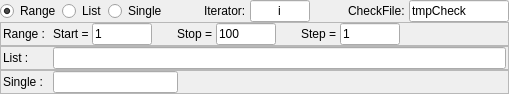
Qt form appli/grapher/gui/src/wgLoop.ui (snaress/studio) before a commit.
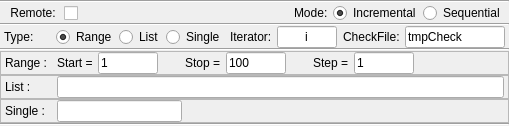
The same form after that commit.

Commit message: Grapher: Add loop commands and compilation

Diff of the .ui file:
```diff
--- a/appli/grapher/gui/src/wgLoop.ui
+++ b/appli/grapher/gui/src/wgLoop.ui
@@ -7,7 +7,7 @@
     <x>0</x>
     <y>0</y>
     <width>509</width>
-    <height>88</height>
+    <height>122</height>
    </rect>
   </property>
   <property name="sizePolicy">
@@ -26,144 +26,23 @@
    <property name="spacing">
     <number>0</number>
    </property>
-   <item row="0" column="0">
-    <layout class="QHBoxLayout" name="hlLoopOption">
-     <property name="spacing">
-      <number>1</number>
-     </property>
-     <item>
-      <widget class="QRadioButton" name="rbLoopRange">
-       <property name="text">
-        <string>Range</string>
-       </property>
-       <property name="checked">
-        <bool>true</bool>
-       </property>
-       <attribute name="buttonGroup">
-        <string notr="true">bgLoopMode</string>
-       </attribute>
-      </widget>
-     </item>
-     <item>
-      <widget class="QRadioButton" name="rbLoopList">
-       <property name="text">
-        <string>List</string>
-       </property>
-       <attribute name="buttonGroup">
-        <string notr="true">bgLoopMode</string>
-       </attribute>
-      </widget>
-     </item>
-     <item>
-      <widget class="QRadioButton" name="rbLoopSingle">
-       <property name="text">
-        <string>Single</string>
-       </property>
-       <attribute name="buttonGroup">
-        <string notr="true">bgLoopMode</string>
-       </attribute>
-      </widget>
-     </item>
-     <item>
-      <spacer name="horizontalSpacer_11">
-       <property name="orientation">
-        <enum>Qt::Horizontal</enum>
-       </property>
-       <property name="sizeHint" stdset="0">
-        <size>
-         <width>40</width>
-         <height>20</height>
-        </size>
-       </property>
-      </spacer>
-     </item>
-     <item>
-      <widget class="QLabel" name="lLoopIter">
-       <property name="text">
-        <string>Iterator: </string>
-       </property>
-      </widget>
-     </item>
-     <item>
-      <widget class="QLineEdit" name="leLoopIter">
-       <property name="minimumSize">
-        <size>
-         <width>60</width>
-         <height>0</height>
-        </size>
-       </property>
-       <property name="maximumSize">
-        <size>
-         <width>60</width>
-         <height>16777215</height>
-        </size>
-       </property>
-       <property name="text">
-        <string>i</string>
-       </property>
-       <property name="alignment">
-        <set>Qt::AlignCenter</set>
-       </property>
-      </widget>
-     </item>
-     <item>
-      <spacer name="horizontalSpacer_6">
-       <property name="orientation">
-        <enum>Qt::Horizontal</enum>
-       </property>
-       <property name="sizeHint" stdset="0">
-        <size>
-         <width>40</width>
-         <height>20</height>
-        </size>
-       </property>
-      </spacer>
-     </item>
-     <item>
-      <widget class="QLabel" name="lLoopCheckFile">
-       <property name="text">
-        <string>CheckFile: </string>
-       </property>
-      </widget>
-     </item>
-     <item>
-      <widget class="QLineEdit" name="leLoopCheckFile">
-       <property name="minimumSize">
-        <size>
-         <width>100</width>
-         <height>0</height>
-        </size>
-       </property>
-       <property name="maximumSize">
-        <size>
-         <width>100</width>
-         <height>16777215</height>
-        </size>
-       </property>
-       <property name="text">
-        <string>tmpCheck</string>
-       </property>
-      </widget>
-     </item>
-    </layout>
-   </item>
-   <item row="3" column="0">
+   <item row="7" column="0">
     <widget class="QFrame" name="qfLoopSingle">
      <property name="frameShape">
       <enum>QFrame::StyledPanel</enum>
      </property>
      <layout class="QHBoxLayout" name="horizontalLayout_9">
       <property name="spacing">
-       <number>0</number>
+       <number>2</number>
       </property>
       <property name="leftMargin">
-       <number>2</number>
+       <number>4</number>
       </property>
       <property name="topMargin">
        <number>0</number>
       </property>
       <property name="rightMargin">
-       <number>2</number>
+       <number>4</number>
       </property>
       <property name="bottomMargin">
        <number>0</number>
@@ -207,23 +86,23 @@
      </layout>
     </widget>
    </item>
-   <item row="1" column="0">
+   <item row="5" column="0">
     <widget class="QFrame" name="qfLoopRange">
      <property name="frameShape">
       <enum>QFrame::StyledPanel</enum>
      </property>
      <layout class="QHBoxLayout" name="horizontalLayout_7">
       <property name="spacing">
-       <number>0</number>
+       <number>2</number>
       </property>
       <property name="leftMargin">
-       <number>2</number>
+       <number>4</number>
       </property>
       <property name="topMargin">
        <number>0</number>
       </property>
       <property name="rightMargin">
-       <number>2</number>
+       <number>4</number>
       </property>
       <property name="bottomMargin">
        <number>0</number>
@@ -367,23 +246,23 @@
      </layout>
     </widget>
    </item>
-   <item row="2" column="0">
+   <item row="6" column="0">
     <widget class="QFrame" name="qfLoopList">
      <property name="frameShape">
       <enum>QFrame::StyledPanel</enum>
      </property>
      <layout class="QHBoxLayout" name="horizontalLayout_8">
       <property name="spacing">
-       <number>0</number>
+       <number>2</number>
       </property>
       <property name="leftMargin">
-       <number>2</number>
+       <number>4</number>
       </property>
       <property name="topMargin">
        <number>0</number>
       </property>
       <property name="rightMargin">
-       <number>2</number>
+       <number>4</number>
       </property>
       <property name="bottomMargin">
        <number>0</number>
@@ -407,6 +286,240 @@
      </layout>
     </widget>
    </item>
+   <item row="1" column="0">
+    <layout class="QHBoxLayout" name="hlLoopMode">
+     <property name="spacing">
+      <number>2</number>
+     </property>
+     <property name="leftMargin">
+      <number>4</number>
+     </property>
+     <property name="rightMargin">
+      <number>4</number>
+     </property>
+     <item>
+      <widget class="QCheckBox" name="cbRemote">
+       <property name="layoutDirection">
+        <enum>Qt::RightToLeft</enum>
+       </property>
+       <property name="text">
+        <string>Remote: </string>
+       </property>
+      </widget>
+     </item>
+     <item>
+      <spacer name="horizontalSpacer_2">
+       <property name="orientation">
+        <enum>Qt::Horizontal</enum>
+       </property>
+       <property name="sizeHint" stdset="0">
+        <size>
+         <width>40</width>
+         <height>20</height>
+        </size>
+       </property>
+      </spacer>
+     </item>
+     <item>
+      <widget class="QLabel" name="lMode">
+       <property name="text">
+        <string>Mode: </string>
+       </property>
+      </widget>
+     </item>
+     <item>
+      <widget class="QRadioButton" name="rbIncremental">
+       <property name="text">
+        <string>Incremental</string>
+       </property>
+       <property name="checked">
+        <bool>true</bool>
+       </property>
+       <attribute name="buttonGroup">
+        <string notr="true">bgLoopMode</string>
+       </attribute>
+      </widget>
+     </item>
+     <item>
+      <widget class="QRadioButton" name="rbSequential">
+       <property name="text">
+        <string>Sequential</string>
+       </property>
+       <attribute name="buttonGroup">
+        <string notr="true">bgLoopMode</string>
+       </attribute>
+      </widget>
+     </item>
+    </layout>
+   </item>
+   <item row="2" column="0">
+    <widget class="Line" name="line_2">
+     <property name="orientation">
+      <enum>Qt::Horizontal</enum>
+     </property>
+    </widget>
+   </item>
+   <item row="8" column="0">
+    <widget class="Line" name="line_3">
+     <property name="orientation">
+      <enum>Qt::Horizontal</enum>
+     </property>
+    </widget>
+   </item>
+   <item row="0" column="0">
+    <widget class="Line" name="line">
+     <property name="orientation">
+      <enum>Qt::Horizontal</enum>
+     </property>
+    </widget>
+   </item>
+   <item row="3" column="0">
+    <layout class="QHBoxLayout" name="hlLoopOption">
+     <property name="spacing">
+      <number>2</number>
+     </property>
+     <property name="leftMargin">
+      <number>4</number>
+     </property>
+     <property name="rightMargin">
+      <number>4</number>
+     </property>
+     <item>
+      <widget class="QLabel" name="lType">
+       <property name="minimumSize">
+        <size>
+         <width>50</width>
+         <height>0</height>
+        </size>
+       </property>
+       <property name="text">
+        <string>Type: </string>
+       </property>
+      </widget>
+     </item>
+     <item>
+      <widget class="QRadioButton" name="rbLoopRange">
+       <property name="text">
+        <string>Range</string>
+       </property>
+       <property name="checked">
+        <bool>true</bool>
+       </property>
+       <attribute name="buttonGroup">
+        <string notr="true">bgLoopType</string>
+       </attribute>
+      </widget>
+     </item>
+     <item>
+      <widget class="QRadioButton" name="rbLoopList">
+       <property name="text">
+        <string>List</string>
+       </property>
+       <attribute name="buttonGroup">
+        <string notr="true">bgLoopType</string>
+       </attribute>
+      </widget>
+     </item>
+     <item>
+      <widget class="QRadioButton" name="rbLoopSingle">
+       <property name="text">
+        <string>Single</string>
+       </property>
+       <attribute name="buttonGroup">
+        <string notr="true">bgLoopType</string>
+       </attribute>
+      </widget>
+     </item>
+     <item>
+      <spacer name="horizontalSpacer_11">
+       <property name="orientation">
+        <enum>Qt::Horizontal</enum>
+       </property>
+       <property name="sizeHint" stdset="0">
+        <size>
+         <width>40</width>
+         <height>20</height>
+        </size>
+       </property>
+      </spacer>
+     </item>
+     <item>
+      <widget class="QLabel" name="lLoopIter">
+       <property name="text">
+        <string>Iterator: </string>
+       </property>
+      </widget>
+     </item>
+     <item>
+      <widget class="QLineEdit" name="leLoopIter">
+       <property name="minimumSize">
+        <size>
+         <width>60</width>
+         <height>0</height>
+        </size>
+       </property>
+       <property name="maximumSize">
+        <size>
+         <width>60</width>
+         <height>16777215</height>
+        </size>
+       </property>
+       <property name="text">
+        <string>i</string>
+       </property>
+       <property name="alignment">
+        <set>Qt::AlignCenter</set>
+       </property>
+      </widget>
+     </item>
+     <item>
+      <spacer name="horizontalSpacer_6">
+       <property name="orientation">
+        <enum>Qt::Horizontal</enum>
+       </property>
+       <property name="sizeHint" stdset="0">
+        <size>
+         <width>40</width>
+         <height>20</height>
+        </size>
+       </property>
+      </spacer>
+     </item>
+     <item>
+      <widget class="QLabel" name="lLoopCheckFile">
+       <property name="text">
+        <string>CheckFile: </string>
+       </property>
+      </widget>
+     </item>
+     <item>
+      <widget class="QLineEdit" name="leLoopCheckFile">
+       <property name="minimumSize">
+        <size>
+         <width>100</width>
+         <height>0</height>
+        </size>
+       </property>
+       <property name="maximumSize">
+        <size>
+         <width>100</width>
+         <height>16777215</height>
+        </size>
+       </property>
+       <property name="text">
+        <string>tmpCheck</string>
+       </property>
+      </widget>
+     </item>
+    </layout>
+   </item>
+   <item row="4" column="0">
+    <widget class="Line" name="line_4">
+     <property name="orientation">
+      <enum>Qt::Horizontal</enum>
+     </property>
+    </widget>
+   </item>
   </layout>
  </widget>
  <resources/>
```
Left out of the diff: 1 changed line with no effect on the pictures. The commit also changes 9 other files.
